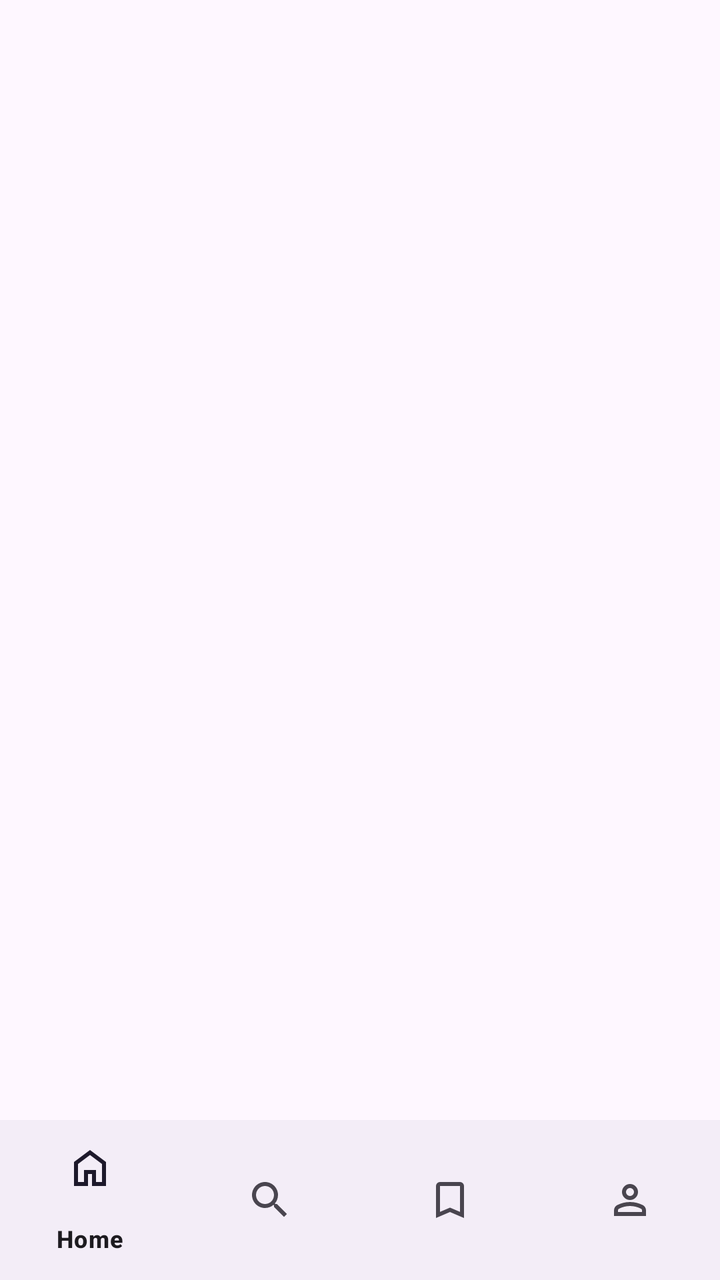
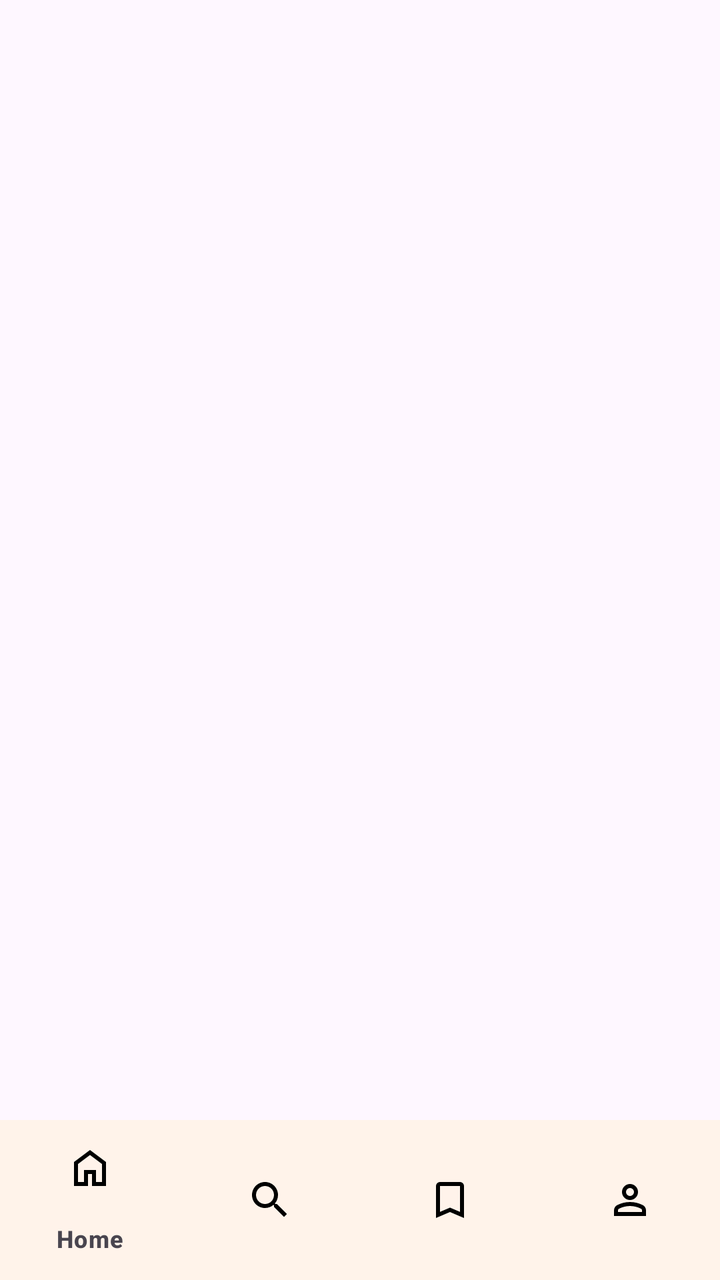

Screens rendered from an Android XML layout before and after an edit, with the pre-edit source and the edit as a unified diff.
<!-- AndroidManifest.xml: application theme Theme.RecipeApp -->
<!-- res/layout/activity_main.xml -->
<?xml version="1.0" encoding="utf-8"?>
<RelativeLayout xmlns:android="http://schemas.android.com/apk/res/android"
    xmlns:app="http://schemas.android.com/apk/res-auto"
    android:id="@+id/main"
    android:layout_width="match_parent"
    android:layout_height="match_parent">

    <com.google.android.material.bottomnavigation.BottomNavigationView
        android:id="@+id/bottom_navigation"
        android:layout_width="match_parent"
        android:layout_height="wrap_content"
        android:layout_alignParentBottom="true"
        app:menu="@menu/bottom_nav_menu" />

    <FrameLayout
        android:id="@+id/fragment_container"
        android:layout_width="match_parent"
        android:layout_height="match_parent"
        android:layout_above="@id/bottom_navigation" />

</RelativeLayout>
<!-- resources referenced by this layout -->
<resources>
  <style name="Theme.RecipeApp" parent="Base.Theme.RecipeApp" />
  <style name="Base.Theme.RecipeApp" parent="Theme.Material3.DayNight.NoActionBar">
          
          
      </style>
</resources>

<!-- the commit's change to res/layout/activity_main.xml (unified diff, before → after) -->
@@ -10,6 +10,9 @@
         android:layout_width="match_parent"
         android:layout_height="wrap_content"
         android:layout_alignParentBottom="true"
+        android:background="@color/top_bar"
+        app:itemIconTint="@color/nav_item_color"
+        app:itemTextColor="@color/nav_item_color"
         app:menu="@menu/bottom_nav_menu" />
 
     <FrameLayout
<!-- resource entries referenced after the edit -->
@@ -1,9 +1,11 @@
 <!-- resources referenced by this layout -->
 <resources>
+  <color name="top_bar">#FFF3EA</color>
   <style name="Theme.RecipeApp" parent="Base.Theme.RecipeApp" />
   <style name="Base.Theme.RecipeApp" parent="Theme.Material3.DayNight.NoActionBar">
           
-          
+          <item name="colorSecondaryContainer">@color/orange_light</item>
       </style>
+  <color name="orange_light">#FCDCC4</color>
 </resources>
 
